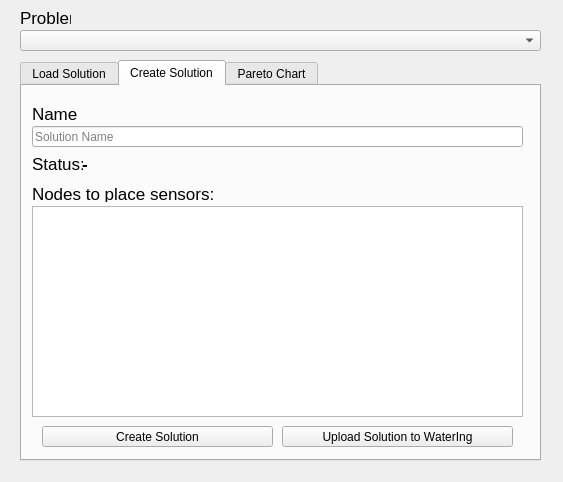
The window that ui/watering_optimization_dialog.ui (Ingeniousware/QGISWaterIng) describes before a commit, drawn with Qt 5.
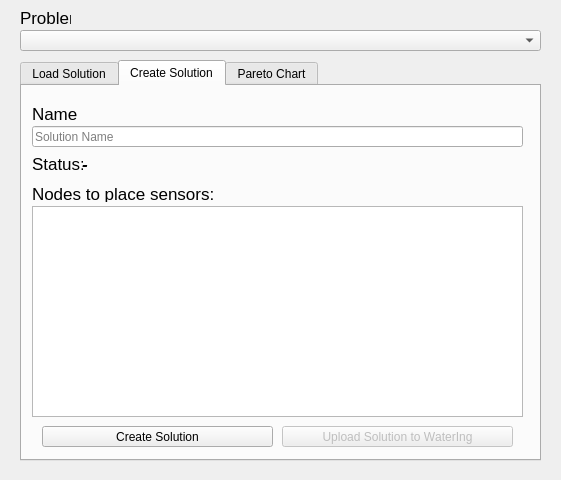
The same window after the commit. The open tabs and pages were chosen to show the change.

Commit message: submit solution button enabled/disabled, objectives real names in the table

The edit to the form file:
```diff
--- a/ui/watering_optimization_dialog.ui
+++ b/ui/watering_optimization_dialog.ui
@@ -9,8 +9,8 @@
    <rect>
     <x>0</x>
     <y>0</y>
-    <width>563</width>
-    <height>482</height>
+    <width>561</width>
+    <height>480</height>
    </rect>
   </property>
   <property name="sizePolicy">
@@ -103,6 +103,9 @@
      <string>Create Solution</string>
     </attribute>
     <widget class="QPushButton" name="BtUploadSolution">
+     <property name="enabled">
+      <bool>false</bool>
+     </property>
      <property name="geometry">
       <rect>
        <x>260</x>
```
Left out of the diff: 13 changed lines with no effect on the pictures. The commit also changes 1 other file.
